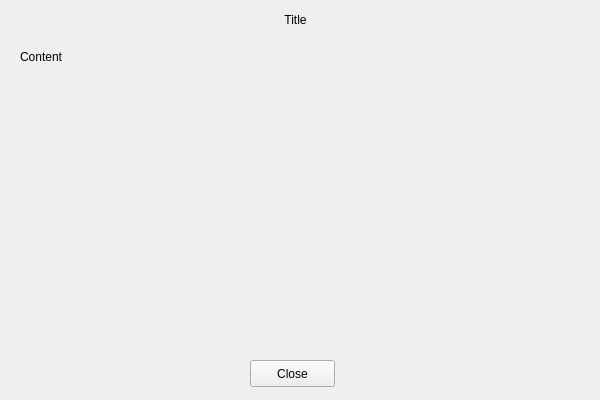
First picture: the form in gtk/help.ui, repository lukeremy/vehicle_detection, before the edit.
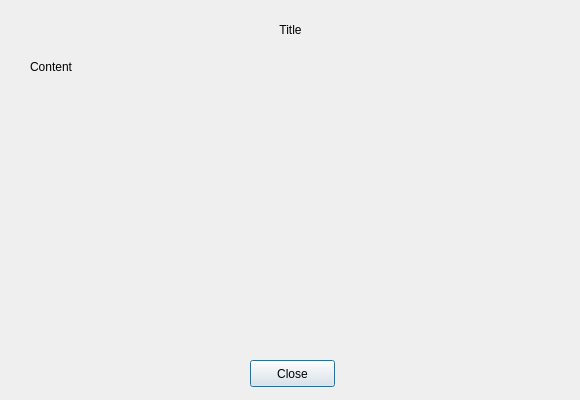
Second picture: the form after the edit.

```diff
--- a/gtk/help.ui
+++ b/gtk/help.ui
@@ -1,18 +1,37 @@
 <?xml version="1.0" encoding="UTF-8"?>
 <ui version="4.0">
- <class>Form</class>
- <widget class="QWidget" name="Form">
+ <class>Dialog</class>
+ <widget class="QDialog" name="Dialog">
+  <property name="windowModality">
+   <enum>Qt::ApplicationModal</enum>
+  </property>
   <property name="geometry">
    <rect>
     <x>0</x>
     <y>0</y>
-    <width>600</width>
+    <width>580</width>
     <height>400</height>
    </rect>
   </property>
   <property name="windowTitle">
    <string>Help</string>
   </property>
+  <widget class="QLabel" name="label_title">
+   <property name="geometry">
+    <rect>
+     <x>30</x>
+     <y>20</y>
+     <width>521</width>
+     <height>20</height>
+    </rect>
+   </property>
+   <property name="text">
+    <string>Title</string>
+   </property>
+   <property name="alignment">
+    <set>Qt::AlignCenter</set>
+   </property>
+  </widget>
   <widget class="QPushButton" name="pushButton_close">
    <property name="geometry">
     <rect>
@@ -26,29 +45,13 @@
     <string>Close</string>
    </property>
   </widget>
-  <widget class="QLabel" name="label_title">
-   <property name="geometry">
-    <rect>
-     <x>130</x>
-     <y>10</y>
-     <width>331</width>
-     <height>20</height>
-    </rect>
-   </property>
-   <property name="text">
-    <string>Title</string>
-   </property>
-   <property name="alignment">
-    <set>Qt::AlignCenter</set>
-   </property>
-  </widget>
   <widget class="QLabel" name="label_content">
    <property name="geometry">
     <rect>
-     <x>20</x>
-     <y>50</y>
-     <width>561</width>
-     <height>291</height>
+     <x>30</x>
+     <y>60</y>
+     <width>521</width>
+     <height>261</height>
     </rect>
    </property>
    <property name="text">
```
